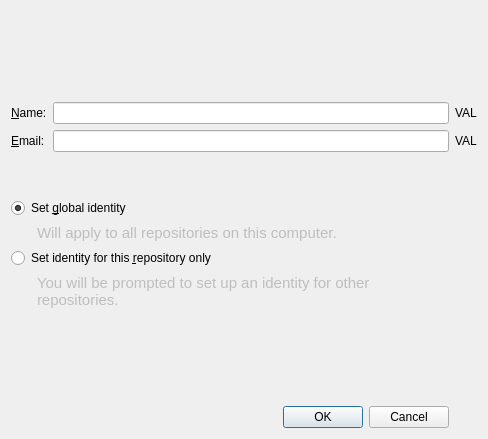
First picture: the form in gitfourchette/widgets/identitydialog1.ui, repository weblate/gitfourchette, before the edit.
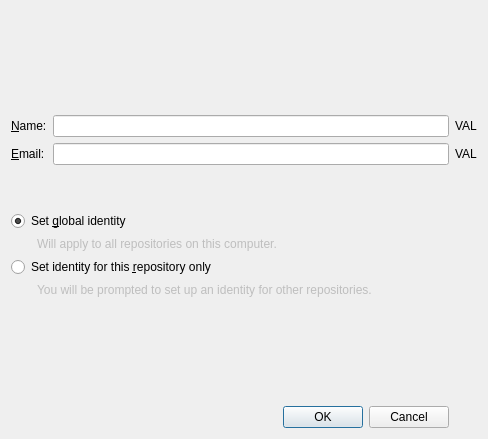
Second picture: the form after the edit.

Commit message: Refine identitydialog1 UI (tab stops, font sizes, etc.)

```diff
--- a/gitfourchette/widgets/identitydialog1.ui
+++ b/gitfourchette/widgets/identitydialog1.ui
@@ -67,11 +67,6 @@
      <property name="enabled">
       <bool>false</bool>
      </property>
-     <property name="font">
-      <font>
-       <pointsize>11</pointsize>
-      </font>
-     </property>
      <property name="text">
       <string>Will apply to all repositories on this computer.</string>
      </property>
@@ -118,11 +113,6 @@
      <property name="enabled">
       <bool>false</bool>
      </property>
-     <property name="font">
-      <font>
-       <pointsize>11</pointsize>
-      </font>
-     </property>
      <property name="text">
       <string>You will be prompted to set up an identity for other repositories.</string>
      </property>
```
Left out of the diff: 10 changed lines with no effect on the pictures. The commit also changes 2 other files.
